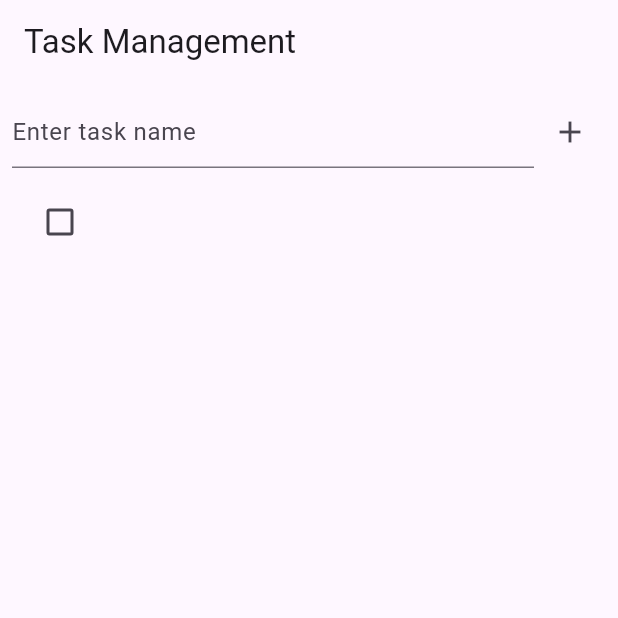
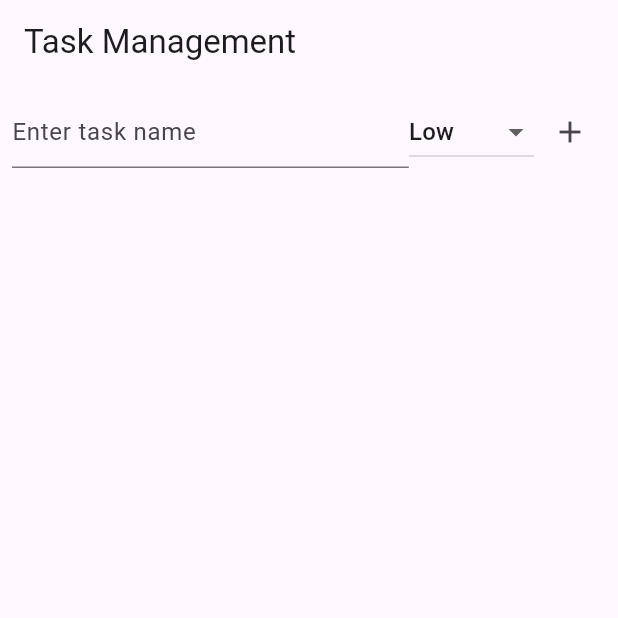
Before and after one commit to abdulbasith007/Task-Manager---Flutter, a Flutter app: the screen it shows after launch, after a tap on the "add" icon, on a phone screen of 412 x 824 dp, the top half of it. Run offline on Flutter 3.47's test engine with Material 3 defaults, Android fonts, the phone set to English and light mode, and no system bars.

Commit message:
Added priority feature for prioritizing tasks

```diff
--- a/lib/main.dart
+++ b/lib/main.dart
@@ -18,8 +18,9 @@ class MyApp extends StatelessWidget {
 class Task {
   String name;
   bool isCompleted;
+  String priority;
 
-  Task({required this.name, this.isCompleted = false});
+  Task({required this.name, this.isCompleted = false, required this.priority});
 }
 
 class TaskListScreen extends StatefulWidget {
@@ -32,10 +33,12 @@ class TaskListScreen extends StatefulWidget {
 class _TaskListScreenState extends State<TaskListScreen> {
   final List<Task> _tasks = [];
   final TextEditingController _controller = TextEditingController();
+  String _selectedPriority = 'Low';
 
-  void _addTask() {
+  void _addTask(String taskName, String taskPriority) {
     setState(() {
-      _tasks.add(Task(name: _controller.text));
+      _tasks.add(Task(name: taskName, priority: taskPriority));
+      _selectedPriority = 'Low';
     });
     _controller.clear();
   }
@@ -43,6 +46,12 @@ class _TaskListScreenState extends State<TaskListScreen> {
   void _toggleTaskCompletion(int index) {
     setState(() {
       _tasks[index].isCompleted = !_tasks[index].isCompleted;
+    });
+  }
+
+  void _deleteTask(int index) {
+    setState(() {
+      _tasks.removeAt(index);
     });
   }
 
@@ -66,8 +75,25 @@ class _TaskListScreenState extends State<TaskListScreen> {
                     ),
                   ),
                 ),
+                DropdownButton<String>(
+                  value: _selectedPriority,
+                  onChanged: (String? newValue) {
+                    setState(() {
+                      _selectedPriority = newValue!;
+                    });
+                  },
+                  items: const [
+                    DropdownMenuItem(value: 'Low', child: Text('Low')),
+                    DropdownMenuItem(value: 'Medium', child: Text('Medium')),
+                    DropdownMenuItem(value: 'High', child: Text('High')),
+                  ],
+                ),
                 IconButton(
-                  onPressed: _addTask,
+                  onPressed: () {
+                    if (_controller.text.isNotEmpty) {
+                      _addTask(_controller.text, _selectedPriority);
+                    }
+                  },
                   icon: const Icon(Icons.add),
                 ),
               ],
@@ -92,6 +118,10 @@ class _TaskListScreenState extends State<TaskListScreen> {
                           : TextDecoration.none,
                     ),
                   ),
+                  trailing: IconButton(
+                    onPressed: () => _deleteTask(index),
+                    icon: const Icon(Icons.delete),
+                  ),
                 );
               },
             ),
```
